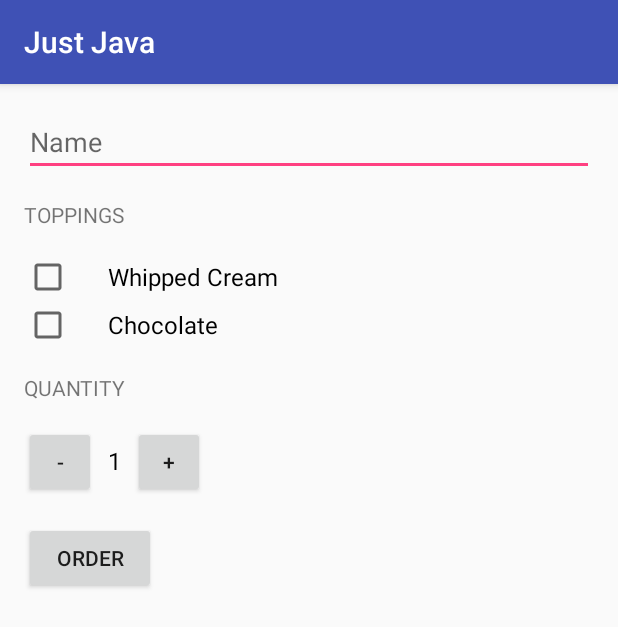
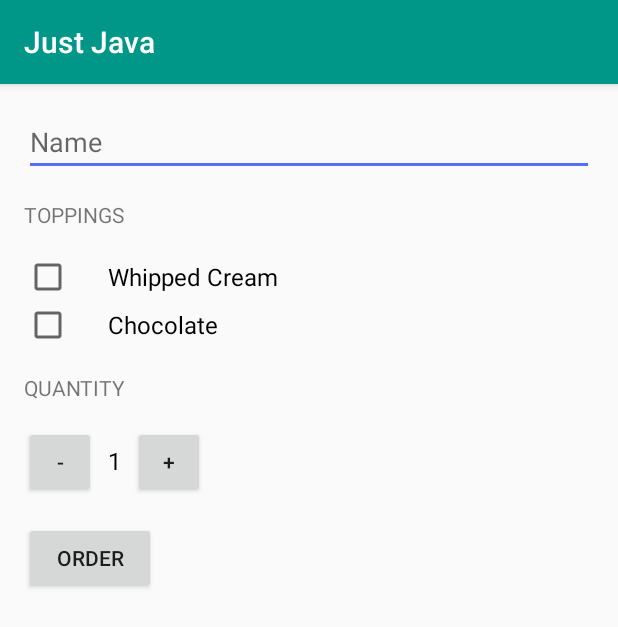
Before and after one commit to erentatar/JustJava, an Android app: the screen it shows after launch (MainActivity), after a tap on "ORDER", on a phone screen of 412 x 824 dp. Shown: the top 627 px of the screen. Run offline under Robolectric (Android 15) with nearby library versions, the phone set to English and light mode, and no system bars.

Commit message:
lesson 11 - quiz 21 - styles

```diff
--- a/app/src/main/java/com/example/android/justjava/MainActivity.java
+++ b/app/src/main/java/com/example/android/justjava/MainActivity.java
@@ -49,7 +49,7 @@ public class MainActivity extends AppCompatActivity {
         int price = calculatePrice(hasWhippedCream, hasChocolate);
         String message = createOrderSummary(name, price, hasWhippedCream, hasChocolate);
 
-        composeEmail("Just Java order for " + name, message);
+        composeEmail(getString(R.string.order_summary_email_subject, name), message);
 
         //displayMessage(message);
     }
--- a/app/src/main/res/values/strings.xml
+++ b/app/src/main/res/values/strings.xml
@@ -26,25 +26,25 @@
       Whipped cream topping for the order summary. It will be shown in the format of
       "Add whipped cream? true" or "Add whipped cream? false". [CHAR LIMIT=NONE]
     -->
-    <string name="order_summary_whipped_cream">Add whipped cream? <xliff:g id="addWhippedCream" example="true">%b</xliff:g></string>
+    <string name="order_summary_whipped_cream">Add whipped cream? <xliff:g example="true" id="addWhippedCream">%b</xliff:g></string>
     <!--
       Chocolate topping for the order summary. It will be shown in the format of
       "Add chocolate? true" or "Add chocolate? false". [CHAR LIMIT=NONE]
     -->
-    <string name="order_summary_chocolate">Add chocolate? <xliff:g id="addChocolate" example="true">%b</xliff:g></string>
+    <string name="order_summary_chocolate">Add chocolate? <xliff:g example="true" id="addChocolate">%b</xliff:g></string>
     <!--
       Quantity of coffee cups for the order summary. It will be shown in the format of
       "Quantity: 2", where 2 is the number of cups ordered. [CHAR LIMIT=NONE]
     -->
-    <string name="order_summary_quantity">Quantity <xliff:g id="quantity" example="2">%d</xliff:g></string>
+    <string name="order_summary_quantity">Quantity: <xliff:g example="2" id="quantity">%d</xliff:g></string>
     <!--
       Total price for the order summary. It will be shown in the format of
       "Total: $10" where $10 is the price. [CHAR LIMIT=NONE]
     -->
-    <string name="order_summary_price">Total: <xliff:g id="price" example="$10">%s</xliff:g></string>
+    <string name="order_summary_price">Total: <xliff:g example="$10" id="price">%s</xliff:g></string>
     <!--
       Subject line for the order summary email. It will be in the format of
       "Just Java order for Amy" where Amy is the user's name. [CHAR LIMIT=NONE]
     -->
-    <string name="order_summary_email_subject">Just Java order for <xliff:g id="name" example="Amy">%s</xliff:g></string>
+    <string name="order_summary_email_subject">Just Java order for <xliff:g example="Amy" id="name">%s</xliff:g></string>
 </resources>
--- a/app/src/main/res/values/styles.xml
+++ b/app/src/main/res/values/styles.xml
@@ -2,10 +2,12 @@
 
     <!-- Base application theme. -->
     <style name="AppTheme" parent="Theme.AppCompat.Light.DarkActionBar">
-        <!-- Customize your theme here. -->
-        <item name="colorPrimary">@color/colorPrimary</item>
-        <item name="colorPrimaryDark">@color/colorPrimaryDark</item>
-        <item name="colorAccent">@color/colorAccent</item>
+        <!-- App branding color for the app bar. -->
+        <item name="colorPrimary">#009688</item>
+        <!-- Darker variant for the status bar and conceptual app bars -->
+        <item name="colorPrimaryDark">#00796B</item>
+        <!-- Theme UI controls like checkboxes and text fields -->
+        <item name="colorAccent">#536DFE</item>
     </style>
 
 </resources>
```
Also changed, not shown: 1 other file.
